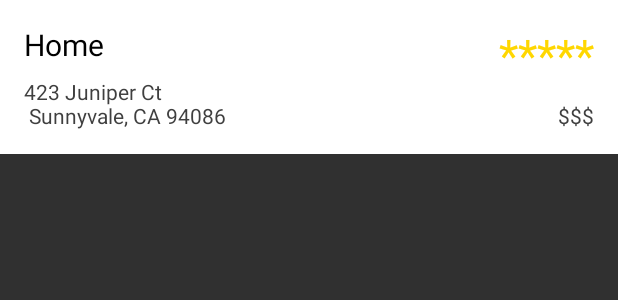
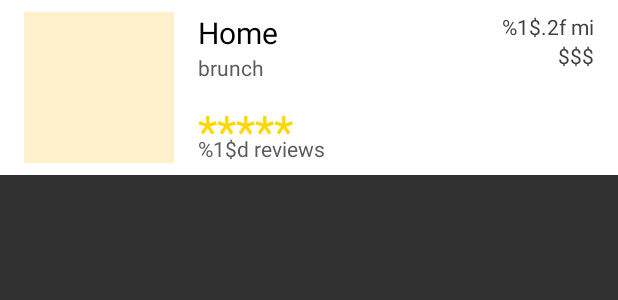
Before and after one commit to nikkangh/catchUp, an Android app: the layout list_item.xml on its own in the app's theme, with its tools: preview values and no code run, on a phone screen of 412 x 824 dp. Shown: the top 300 px of the screen. Run offline under Robolectric (Android 15) with nearby library versions, the phone set to English and light mode, and no system bars.

Commit message:
datamodel finalized. listadapter modified. image yet to be added.

```diff
--- a/FinalProject/app/src/main/java/edu/usc/cs404/catchup/SurveyItem.java
+++ b/FinalProject/app/src/main/java/edu/usc/cs404/catchup/SurveyItem.java
@@ -35,6 +35,7 @@ public class SurveyItem {
         this.desc = userName;
     }
 
+    @Override
     public boolean equals(Object o){
 
         if(o instanceof SurveyItem){
--- a/FinalProject/app/src/main/res/layout/fragment_note_list.xml
+++ b/FinalProject/app/src/main/res/layout/fragment_note_list.xml
@@ -3,12 +3,8 @@
     xmlns:tools="http://schemas.android.com/tools"
     android:id="@+id/layout"
     android:layout_width="match_parent"
-    android:background="@color/colorBackground"
+    android:background="@color/colorWhite"
     android:layout_height="match_parent"
-    android:paddingBottom="@dimen/activity_vertical_margin"
-    android:paddingLeft="@dimen/activity_horizontal_margin"
-    android:paddingRight="@dimen/activity_horizontal_margin"
-    android:paddingTop="@dimen/activity_vertical_margin"
     >
 
     <TextView
--- a/FinalProject/app/src/main/res/layout/list_item.xml
+++ b/FinalProject/app/src/main/res/layout/list_item.xml
@@ -4,37 +4,77 @@
     android:layout_width="match_parent"
     android:layout_height="wrap_content"
     android:background="@color/colorOffWhite"
-    android:padding="16dp"
-    android:id="@+id/list_item"
->
+    android:paddingStart="16dp"
+    android:paddingEnd="16dp"
+    android:paddingTop="8dp"
+    android:paddingBottom="8dp"
+    android:id="@+id/list_item">
+
+    <ImageView
+        android:id="@+id/image"
+        android:layout_width="100dp"
+        android:layout_height="wrap_content"
+        android:layout_alignParentTop="true"
+        android:layout_alignParentStart="true"
+        android:layout_alignBottom="@+id/numReviews"
+        android:background="@color/colorBackground"
+        />
+
     <TextView
         android:id="@+id/name"
         android:layout_height="wrap_content"
-        android:paddingBottom="8dp"
-        android:layout_width="match_parent"
+        android:layout_width="wrap_content"
+        android:layout_toEndOf="@+id/image"
+        android:layout_toStartOf="@+id/distance"
         android:text="@string/filler_name"
-        android:gravity="left|center"
+        android:textSize="20dp"
+        android:gravity="top"
         android:textColor="@color/colorBlack"
-        android:textSize="20dp"
-        />
+        android:layout_marginStart="16dp"
+        android:layout_marginEnd="16dp"/>
+
     <TextView
-        android:id="@+id/location"
+        android:id="@+id/category"
         android:layout_height="wrap_content"
-        android:layout_width="match_parent"
-        android:layout_below="@+id/name"
-        android:text="@string/filler_location"
-        android:textColor="@color/colorDarkGrey"
+        android:layout_width="wrap_content"
+        android:text="@string/filler_category"
+        android:textColor="@color/colorGrey"
+        android:layout_below="@id/name"
+        android:layout_alignStart="@+id/name"
+        android:layout_alignEnd="@+id/name"
         />
 
     <TextView
         android:id="@+id/rating"
         android:layout_height="wrap_content"
         android:layout_width="wrap_content"
-        android:layout_alignParentEnd="true"
-        android:layout_alignParentTop="true"
+        android:layout_alignStart="@id/name"
+        android:layout_below="@+id/category"
         android:text="@string/filler_rating"
         android:textColor="@color/gold"
         android:textSize="30dp"
+        android:layout_marginTop="12dp"
+        android:layout_marginBottom="-18dp"
+        />
+
+    <TextView
+        android:id="@+id/numReviews"
+        android:layout_height="wrap_content"
+        android:layout_width="wrap_content"
+        android:text="@string/num_reviews"
+        android:textColor="@color/colorGrey"
+        android:layout_alignStart="@+id/name"
+        android:layout_below="@id/rating"
+        />
+
+    <TextView
+        android:id="@+id/distance"
+        android:layout_height="wrap_content"
+        android:layout_width="wrap_content"
+        android:layout_alignTop="@+id/name"
+        android:layout_alignParentEnd="true"
+        android:text="@string/num_distance"
+        android:textColor="@color/colorDarkGrey"
         />
 
     <TextView
@@ -42,7 +82,7 @@
         android:layout_height="wrap_content"
         android:layout_width="wrap_content"
         android:layout_alignParentEnd="true"
-        android:layout_alignBottom="@+id/location"
+        android:layout_below="@+id/distance"
         android:text="@string/filler_price"
         android:textColor="@color/colorDarkGrey"
         />
--- a/FinalProject/app/src/main/res/values/strings.xml
+++ b/FinalProject/app/src/main/res/values/strings.xml
@@ -13,8 +13,11 @@
     <string name="search_results_header">%1$d result(s)</string>
     <string name="filler_location">"423 Juniper Ct \n Sunnyvale, CA 94086"</string>
     <string name="filler_name">Home</string>
+    <string name="filler_category">brunch</string>
     <string name="filler_price">$$$</string>
     <string name="filler_rating">*****</string>
+    <string name="num_reviews">%1$d reviews</string>
+    <string name="num_distance">%1$.2f mi</string>
     <string name="other">Other...</string>
 
     <string-array name="cuisineList">
```
Also changed, not shown: FinalProject/app/src/main/java/edu/usc/cs404/catchup/DataModel.java (+26 -10 lines), FinalProject/app/src/main/java/edu/usc/cs404/catchup/FoodBankActivity.java (+21 -0 lines), FinalProject/app/src/main/java/edu/usc/cs404/catchup/LocationObject.java (+42 -1 lines).
